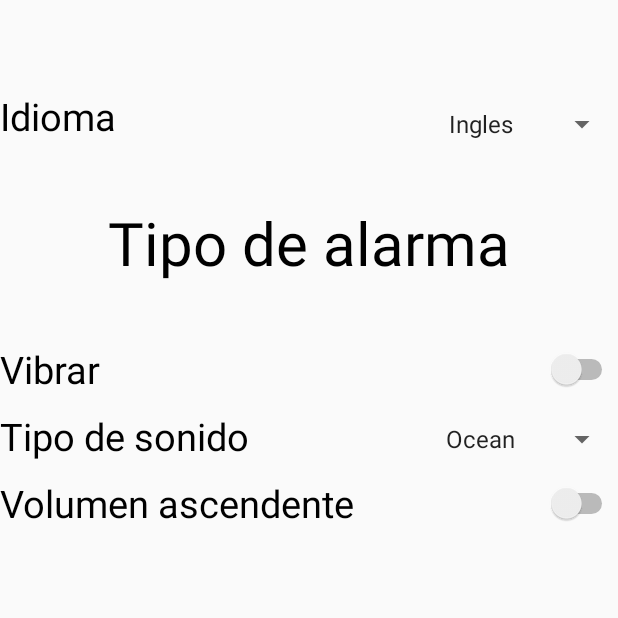
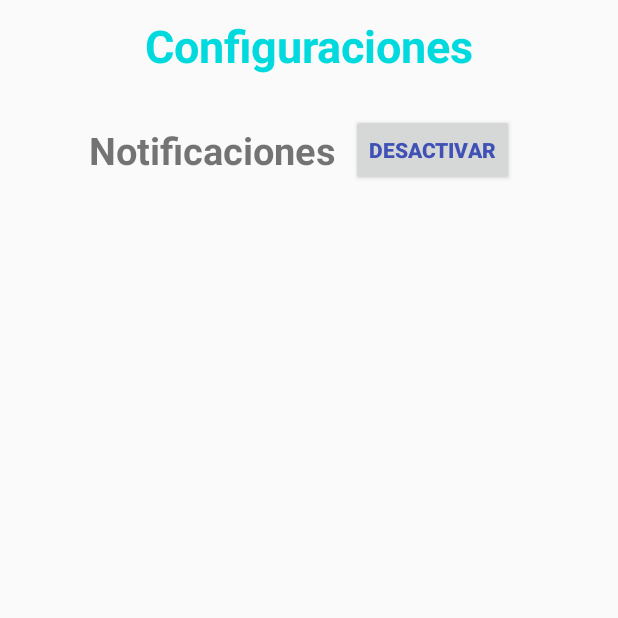
Before and after one commit to JohnathanMB/Analisis-2---Vigilate, an Android app: the Settings screen opened directly, with no data from a screen before it, on a phone screen of 412 x 824 dp, the top half of it. Run offline under Robolectric (Android 15) with nearby library versions, the phone set to English and light mode, and no system bars.

Commit message:
it's the end

```diff
--- a/app/src/main/AndroidManifest.xml
+++ b/app/src/main/AndroidManifest.xml
@@ -47,12 +47,12 @@
             android:name=".MapsActivity"
             android:label="@string/title_activity_maps" />
 
-        <service android:name=".MyFirebaseInstanceIdService">
+        <service android:name=".Firebase.MyFirebaseInstanceIdService">
             <intent-filter>
                 <action android:name="com.google.firebase.INSTANCE_ID_EVENT" />
             </intent-filter>
         </service>
-        <service android:name=".MyFirebaseMessageService">
+        <service android:name=".Firebase.MyFirebaseMessageService">
             <intent-filter>
                 <action android:name="com.firebase.INSTANCE_ID_EVENT" />
             </intent-filter>
--- a/app/src/main/java/com/example/johnathan/vigilate/Firebase/FirebaseRefencesRTDB.java
+++ b/app/src/main/java/com/example/johnathan/vigilate/Firebase/FirebaseRefencesRTDB.java
@@ -6,5 +6,6 @@ package com.example.johnathan.vigilate.Firebase;
 
 public class FirebaseRefencesRTDB {
     public final static String NEW_HELP = "NEW_HELP";
+    public final static String HISTORY = "HISTORY";
 
 }
--- a/app/src/main/java/com/example/johnathan/vigilate/MyFirebaseInstanceIdService.java
+++ b/app/src/main/java/com/example/johnathan/vigilate/Firebase/MyFirebaseInstanceIdService.java
@@ -1,4 +1,4 @@
-package com.example.johnathan.vigilate;
+package com.example.johnathan.vigilate.Firebase;
 
 import com.google.firebase.iid.FirebaseInstanceId;
 import com.google.firebase.iid.FirebaseInstanceIdService;
--- a/app/src/main/java/com/example/johnathan/vigilate/MyFirebaseMessageService.java
+++ b/app/src/main/java/com/example/johnathan/vigilate/Firebase/MyFirebaseMessageService.java
@@ -1,9 +1,10 @@
-package com.example.johnathan.vigilate;
+package com.example.johnathan.vigilate.Firebase;
 
 import android.app.NotificationManager;
 import android.content.Context;
 import android.support.v4.app.NotificationCompat;
 
+import com.example.johnathan.vigilate.R;
 import com.google.firebase.messaging.FirebaseMessagingService;
 import com.google.firebase.messaging.RemoteMessage;
 
--- a/app/src/main/java/com/example/johnathan/vigilate/Firebase/New_Help.java
+++ b/app/src/main/java/com/example/johnathan/vigilate/Firebase/New_Help.java
@@ -7,4 +7,5 @@ package com.example.johnathan.vigilate.Firebase;
 public class New_Help {
     public final static String FIELD_LAT = "lat";
     public final static String FIELD_LONG = "long";
+    public final static String ID_USER = "user_id";
 }
--- a/app/src/main/java/com/example/johnathan/vigilate/PreferenceReferences/ReferencesSettings.java
+++ b/app/src/main/java/com/example/johnathan/vigilate/PreferenceReferences/ReferencesSettings.java
@@ -11,5 +11,8 @@ public class ReferencesSettings {
     public final static String UPDATE_LOCATION_ACTIVED = "update_location_actived";
     public final static String ID_USER_LOCAL = "id_user_local";
     public final static String ID_USER = "id_user";
+    public final static String NOTIFICATION_ACTIVED = "notificacion_activada";
+    public final static String LAT_LOCAL = "lat_local";
+    public final static String LONG_LOCAL = "long_local";
 
 }
--- a/app/src/main/java/com/example/johnathan/vigilate/Settings.java
+++ b/app/src/main/java/com/example/johnathan/vigilate/Settings.java
@@ -1,26 +1,67 @@
 package com.example.johnathan.vigilate;
 
+import android.annotation.SuppressLint;
+import android.content.SharedPreferences;
+import android.os.Bundle;
 import android.support.v7.app.AppCompatActivity;
-import android.os.Bundle;
-import android.widget.ArrayAdapter;
+import android.support.v7.widget.Toolbar;
+import android.view.View;
+import android.widget.Button;
 import android.widget.Spinner;
+
+import com.example.johnathan.vigilate.PreferenceReferences.ReferencesSettings;
 
 
 public class Settings extends AppCompatActivity {
-    Spinner idioma;
-    Spinner sonido;
-    String idiomas[] ={"Ingles","Español"};
-    String sonidos[] ={"Ocean","Morning","Mystic"};
+    private Toolbar toolbar;
+    private Spinner idioma;
+    private Spinner sonido;
+    private String idiomas[] ={"Ingles","Español"};
+    private String sonidos[] ={"Ocean","Morning","Mystic"};
+    private Button btnActiveNotification;
+    SharedPreferences sharedPreferencesSettings;
+    SharedPreferences.Editor editorSettings;
+
     @Override
     protected void onCreate(Bundle savedInstanceState) {
         super.onCreate(savedInstanceState);
-        setContentView(R.layout.activity_settings);
-        idioma =(Spinner) findViewById(R.id.idiomas);
-        sonido =(Spinner) findViewById(R.id.tiposSonido);
-        ArrayAdapter<String> adaptador = new ArrayAdapter<String>(this,android.R.layout.simple_spinner_item,idiomas);
-        ArrayAdapter<String> adaptador1 = new ArrayAdapter<String>(this,android.R.layout.simple_spinner_item,sonidos);
+        setContentView(R.layout.activity_settings_v2);
+        btnActiveNotification = (Button) findViewById(R.id.btnActiveNotification);
+        selectTextButton();
 
-        idioma.setAdapter(adaptador);
-        sonido.setAdapter(adaptador1);
+
+        btnActiveNotification.setOnClickListener(new View.OnClickListener() {
+            @Override
+            public void onClick(View v) {
+                onClickBtnNotification();
+            }
+        });
+    }
+
+    public void selectTextButton(){
+        sharedPreferencesSettings = getSharedPreferences(ReferencesSettings.NAME_SHAREDPREFERENCE_SETTING, MODE_PRIVATE);
+        boolean booleanBtnNotifiacionActived = sharedPreferencesSettings.getBoolean(ReferencesSettings.NOTIFICATION_ACTIVED,true);
+        if (booleanBtnNotifiacionActived){
+
+            btnActiveNotification.setText("Desactivar");
+        }else {
+
+            btnActiveNotification.setText("Activar");
+        }
+    }
+
+    private void onClickBtnNotification(){
+        sharedPreferencesSettings = getSharedPreferences(ReferencesSettings.NAME_SHAREDPREFERENCE_SETTING, MODE_PRIVATE);
+        boolean booleanBtnNotifiacionActived = sharedPreferencesSettings.getBoolean(ReferencesSettings.NOTIFICATION_ACTIVED,true);
+        if (booleanBtnNotifiacionActived){
+            editorSettings = sharedPreferencesSettings.edit();
+            editorSettings.putBoolean(ReferencesSettings.NOTIFICATION_ACTIVED,false);
+            btnActiveNotification.setText("Desactivar");
+        }else {
+            editorSettings = sharedPreferencesSettings.edit();
+            editorSettings.putBoolean(ReferencesSettings.NOTIFICATION_ACTIVED,true);
+            btnActiveNotification.setText("Activar");
+        }
+        editorSettings.commit();
     }
 }
--- /dev/null
+++ b/app/src/main/res/layout/activity_settings_v2.xml
@@ -0,0 +1,47 @@
+<?xml version="1.0" encoding="utf-8"?>
+<LinearLayout xmlns:android="http://schemas.android.com/apk/res/android"
+    android:layout_width="match_parent"
+    android:layout_height="match_parent"
+    android:orientation="vertical"
+    >
+
+    <TextView
+        android:layout_width="match_parent"
+        android:layout_height="wrap_content"
+        android:text="Configuraciones"
+        android:textSize="30dp"
+        android:gravity="center"
+        android:layout_margin="10dp"
+        android:textColor="@color/colorPrimaryDark"
+        android:textStyle="bold"
+        />
+
+    <LinearLayout
+        android:layout_width="match_parent"
+        android:layout_height="wrap_content"
+        android:orientation="horizontal"
+        android:layout_gravity="center"
+        android:gravity="center"
+        android:layout_margin="5dp"
+        >
+
+        <TextView
+            android:layout_width="wrap_content"
+            android:layout_height="wrap_content"
+            android:text="Notificaciones"
+            android:textStyle="bold"
+            android:textSize="25dp"
+            />
+
+        <Button
+            android:id="@+id/btnActiveNotification"
+            android:layout_width="wrap_content"
+            android:layout_height="wrap_content"
+            android:layout_margin="10dp"
+            android:text="Activar"
+            android:textColor="@color/colorPrimary"
+            android:textStyle="bold"
+            />
+    </LinearLayout>
+
+</LinearLayout>
--- a/app/src/main/res/menu/menu.xml
+++ b/app/src/main/res/menu/menu.xml
@@ -1,11 +1,13 @@
 <?xml version="1.0" encoding="utf-8"?>
 <menu xmlns:android="http://schemas.android.com/apk/res/android"
     xmlns:app="http://schemas.android.com/apk/res-auto">
+    <!--
     <item
         android:id="@+id/menuLocation"
         android:orderInCategory="100"
         android:title="My Location"
         app:showAsAction="never" />
+        -->
     <item
         android:id="@+id/menuSettings"
         android:orderInCategory="100"
--- a/app/src/main/res/values/colors.xml
+++ b/app/src/main/res/values/colors.xml
@@ -1,6 +1,10 @@
 <?xml version="1.0" encoding="utf-8"?>
 <resources>
     <color name="colorPrimary">#3F51B5</color>
-    <color name="colorPrimaryDark">#303F9F</color>
-    <color name="colorAccent">#FF4081</color>
+    <color name="colorPrimaryDark">#00dade</color>
+    <color name="colorAccent">#02c155</color>
+    <color name="colorBackGround">#02c155</color>
+    <color name="colorBtnDetectedActived">#00ff00</color>
+    <color name="colorBtnDectedUnActived">#ff0000</color>
+    <color name="colorDefaultBlack">#000000</color>
 </resources>
```
Also changed, not shown: app/src/main/java/com/example/johnathan/vigilate/Firebase/FirebaseRTDB.java (+22 -0 lines), app/src/main/java/com/example/johnathan/vigilate/MainActivity.java (+12 -9 lines), app/src/main/java/com/example/johnathan/vigilate/MapsActivity.java (+11 -4 lines), app/src/main/java/com/example/johnathan/vigilate/Notification/Notification.java (+6 -3 lines), app/src/main/java/com/example/johnathan/vigilate/Services/ServiceDetectedChangedRTDB.java (+6 -1 lines), app/src/main/java/com/example/johnathan/vigilate/Services/ServiceLocationGPS.java (+8 -0 lines), app/src/main/res/layout/activity_login.xml (+41 -3 lines), app/src/main/res/layout/activity_main.xml (+7 -4 lines).
